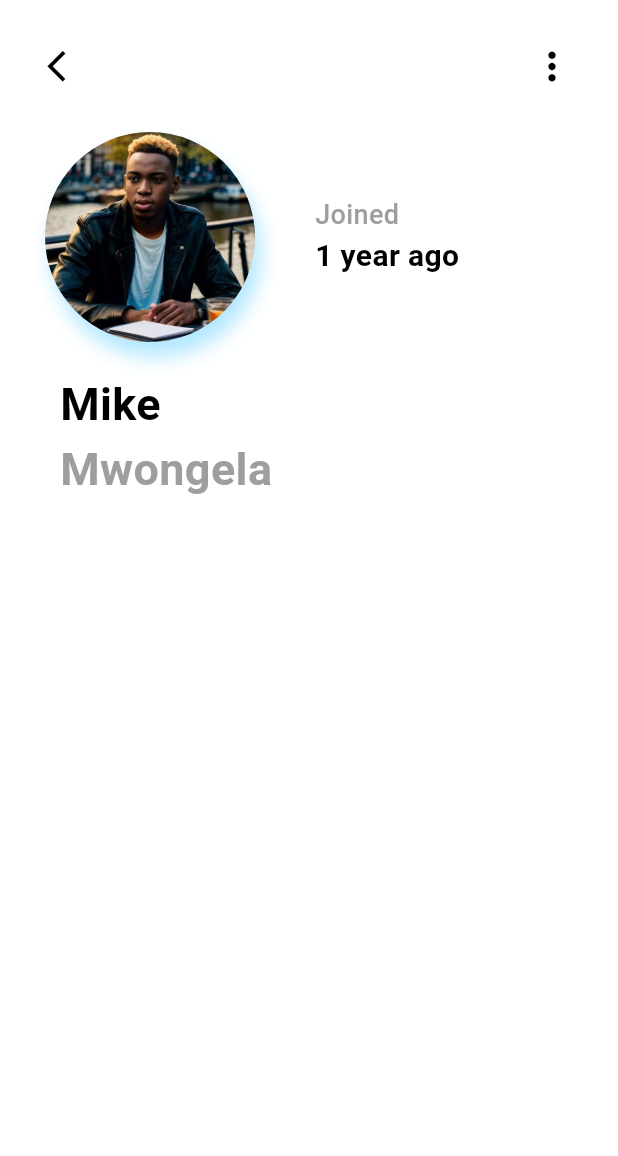
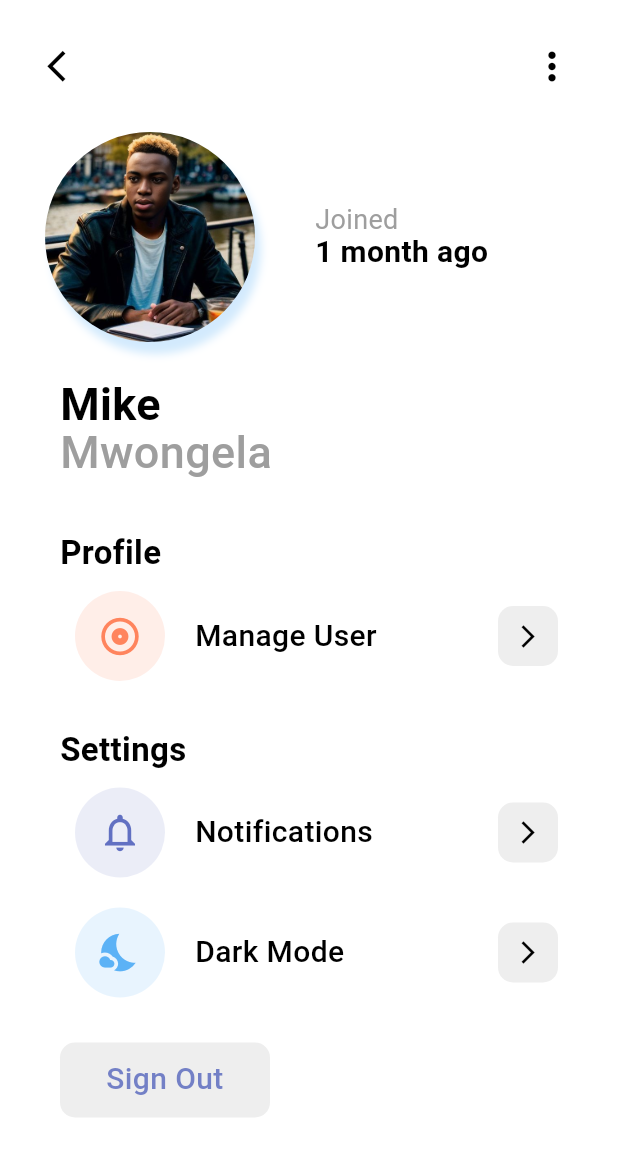
Before and after one commit to Mike-205/traveler_app, a Flutter app: the ProfilePage screen opened directly, on a phone screen of 412 x 824 dp. Shown: the top 1156 px of the screen. Run offline on Flutter 3.47's test engine with Material 3 defaults, Android fonts, the phone set to English and light mode, and no system bars; our stand-ins replace firebase_auth, firebase_core, google_sign_in, sign_in_with_apple; missing offline and left inert: flutter_facebook_auth; accounts and stored records are empty.

Commit message:
added profile page

```diff
--- a/lib/components/home_page.dart
+++ b/lib/components/home_page.dart
@@ -209,7 +209,7 @@ class _HomePageState extends State<HomePage> with TickerProviderStateMixin {
                     },
                   ),
                   const Text('There'),
-                  const Text('Bye')
+                  const Text('By')
                   ]
               ),
             ),
--- /dev/null
+++ b/lib/components/icons.dart
@@ -0,0 +1,56 @@
+import 'package:flutter/cupertino.dart';
+import 'package:flutter/material.dart';
+
+class ProfileIcons extends StatelessWidget {
+  final IconData icon;
+  final Color backgroundColor;
+  final Color color;
+  final String text;
+  const ProfileIcons({super.key, required this.icon, required this.backgroundColor, required this.color, required this.text});
+
+  @override
+  Widget build(BuildContext context) {
+    return Row(
+      children: [
+        Container(
+          width: 60,
+          height: 60,
+          decoration: BoxDecoration(
+            borderRadius: BorderRadius.circular(60),
+            color: backgroundColor,
+          ),
+          child: Icon(
+            icon,
+            size: 30,
+            color: color,
+          ),
+        ),
+        const SizedBox(width: 20,),
+        Text(
+          text,
+          style: const TextStyle(
+            color: Colors.black,
+            fontSize: 20,
+            fontWeight: FontWeight.w500
+          )
+        ),
+
+        Expanded(child: Container(),),
+
+        Container(
+          width: 40,
+          height: 40,
+          decoration: BoxDecoration(
+            borderRadius: BorderRadius.circular(10),
+            color: Colors.grey[200],
+          ),
+          child: const Icon(
+            Icons.arrow_forward_ios,
+            size: 18,
+            color: Colors.black,
+          ),
+        )
+      ],
+    );
+  }
+}
--- a/lib/widgets/profile_page.dart
+++ b/lib/widgets/profile_page.dart
@@ -1,5 +1,10 @@
+import 'package:firebase_core/firebase_core.dart';
 import 'package:flutter/material.dart';
+import 'package:my_blog/components/icons.dart';
 import 'package:my_blog/pages/main_page.dart';
+import 'package:firebase_auth/firebase_auth.dart';
+
+import '../pages/login_page.dart';
 
 class ProfilePage extends StatefulWidget {
   const ProfilePage({super.key});
@@ -9,11 +14,21 @@ class ProfilePage extends StatefulWidget {
 }
 
 class _ProfilePageState extends State<ProfilePage> {
+
+  void signUserOut() async{
+    await FirebaseAuth.instance.signOut();
+    Navigator.pushReplacement(
+      context,
+      MaterialPageRoute(builder: (context) => LoginPage()),
+    );
+  }
+
   @override
   Widget build(BuildContext context) {
     return Scaffold(
       backgroundColor: Colors.white,
-      body: SafeArea(
+      body: SingleChildScrollView(
+        child: SafeArea(
           child: Padding(
             padding: const EdgeInsets.symmetric(horizontal: 20.0, vertical: 20.0),
             child: Column(
@@ -60,9 +75,9 @@ class _ProfilePageState extends State<ProfilePage> {
                           borderRadius: BorderRadius.circular(90),
                           boxShadow: [
                             BoxShadow(
-                            color:Colors.lightBlueAccent.withOpacity(0.4),
-                            blurRadius: 10,
-                            offset: const Offset(4, 10),
+                              color:Colors.blue.withOpacity(0.2),
+                              blurRadius: 4,
+                              offset: const Offset(4, 8),
                             )
                           ],
                           image: const DecorationImage(
@@ -79,25 +94,30 @@ class _ProfilePageState extends State<ProfilePage> {
                       crossAxisAlignment: CrossAxisAlignment.start,
                       children: [
                         Container(
-                        padding: const EdgeInsets.only(right: 40),
+                          height: 20,
+                          padding: const EdgeInsets.only(right: 30),
                           child: const Text(
                             'Joined',
                             style: TextStyle(
                               color: Colors.grey,
                               fontSize: 18,
-                            fontWeight: FontWeight.w500
+                              //fontWeight: FontWeight.bold
                             ),
                           ),
                         ),
-                      const Text(
-                        '1 year ago',
+
+                        Container(
+                          padding: const EdgeInsets.only(right: 30),
+                          child: const Text(
+                            '1 month ago',
                             style: TextStyle(
                               color: Colors.black,
                               fontSize: 20,
-                          fontWeight: FontWeight.w700
+                              fontWeight: FontWeight.bold
+                            ),
                           ),
                         )
-                    ]
+                      ],
                     )
                   ],
                 ),
@@ -112,6 +132,7 @@ class _ProfilePageState extends State<ProfilePage> {
                         crossAxisAlignment: CrossAxisAlignment.start,
                         children: [
                           Container(
+                            height: 32,
                             padding: const EdgeInsets.only(right: 40),
                             child: const Text(
                             'Mike',
@@ -130,7 +151,7 @@ class _ProfilePageState extends State<ProfilePage> {
                             style: TextStyle(
                               color: Colors.grey,
                               fontSize: 30,
-                            fontWeight: FontWeight.bold
+                              fontWeight: FontWeight.w500
                             ),
                           ),
                         )
@@ -138,8 +159,92 @@ class _ProfilePageState extends State<ProfilePage> {
                       ),
                     ),
                   ]
+                ),
+
+                const SizedBox(height: 30,),
+
+                Row(
+                  crossAxisAlignment: CrossAxisAlignment.start,
+                  children: [
+                    Container(
+                      padding: const EdgeInsets.only(left: 20),
+                      child: const Text(
+                          'Profile',
+                          style: TextStyle(
+                            color: Colors.black,
+                            fontSize: 22,
+                            fontWeight: FontWeight.bold,
+                          )
+                      ),
+                    ),
+                  ],
+                ),
+
+                const SizedBox(height: 10,),
+
+                Padding(padding: const EdgeInsets.only(left: 30, right: 20), child: ProfileIcons(icon: Icons.album_outlined, backgroundColor: Colors.deepOrange.withOpacity(.1), color: Colors.deepOrange.withOpacity(.7), text: 'Manage User')),
+
+                const SizedBox(height: 30,),
+
+                Row(
+                  crossAxisAlignment: CrossAxisAlignment.start,
+                  children: [
+                    Container(
+                      padding: const EdgeInsets.only(left: 20),
+                      child: const Text(
+                          'Settings',
+                          style: TextStyle(
+                            color: Colors.black,
+                            fontSize: 22,
+                            fontWeight: FontWeight.bold,
+                          )
+                      ),
+                    ),
+                  ],
+                ),
+
+                const SizedBox(height: 10,),
+
+                Padding(padding: const EdgeInsets.only(left: 30, right: 20), child: ProfileIcons(icon: Icons.notifications_none_outlined, backgroundColor: Colors.indigo.withOpacity(.1), color: Colors.indigo.withOpacity(.8), text: 'Notifications')),
+
+                const SizedBox(height: 20,),
+
+                Padding(padding: const EdgeInsets.only(left: 30, right: 20), child: ProfileIcons(icon: Icons.nights_stay_sharp, backgroundColor: Colors.blue.withOpacity(.1), color: Colors.blue.withOpacity(.7), text: "Dark Mode")),
+
+                const SizedBox(height: 30,),
+
+                Row(
+                  children: [
+                    GestureDetector(
+                      onTap: signUserOut,
+                      child: Container(
+                          padding: const EdgeInsets.symmetric(vertical: 10),
+                          margin: const EdgeInsets.only(left: 20),
+                          height: 50,
+                          width: 140,
+                          decoration: BoxDecoration(
+                            borderRadius: BorderRadius.circular(10),
+                            color: Colors.grey[200],
+                          ),
+
+                          child: InkWell(
+                            onTap: signUserOut,
+                            child: Text(
+                              'Sign Out',
+                              style: TextStyle(
+                                  color: Colors.indigo.withOpacity(.7),
+                                  fontSize: 20,
+                                  fontWeight: FontWeight.w500
+                              ),
+                              textAlign: TextAlign.center,
+                            ),
+                          )
+                      ),
                     )
                   ],
+                )
+              ],
+            ),
           ),
         ),
       ),
```
Also changed, not shown: assets/moon.png (added), 1 other file. Lines whose indentation alone changed are shown as unchanged.
